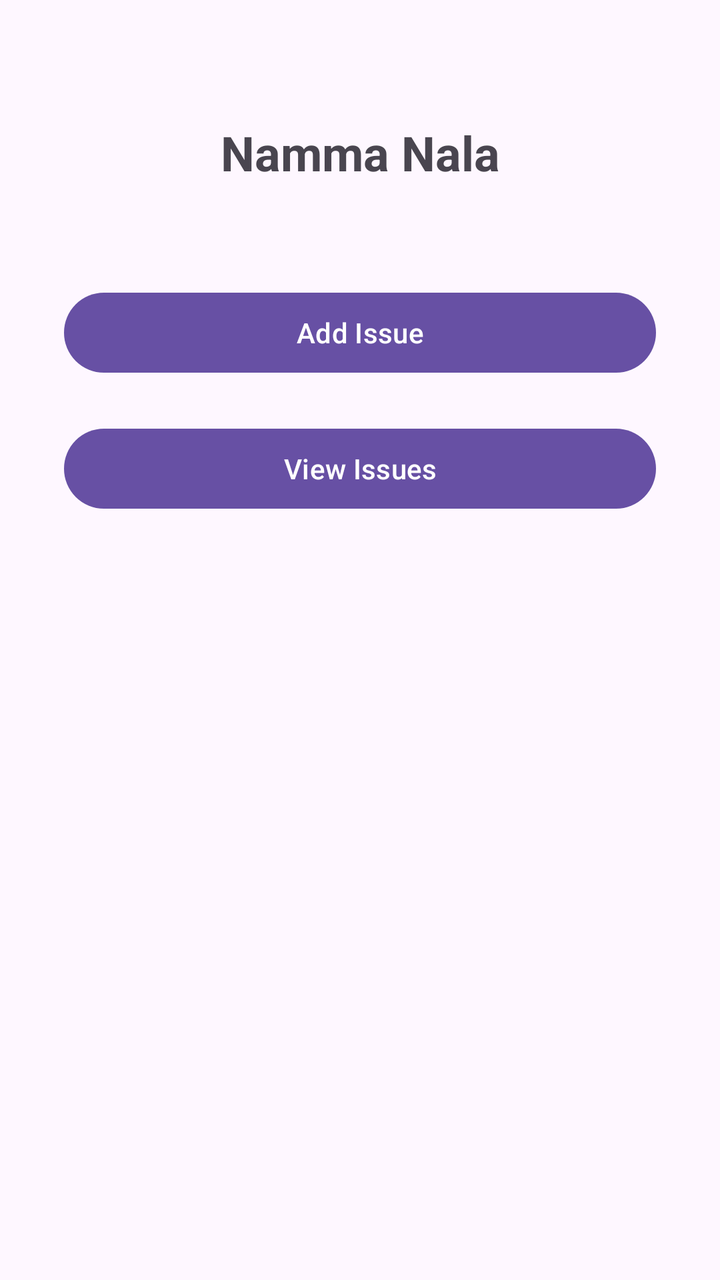
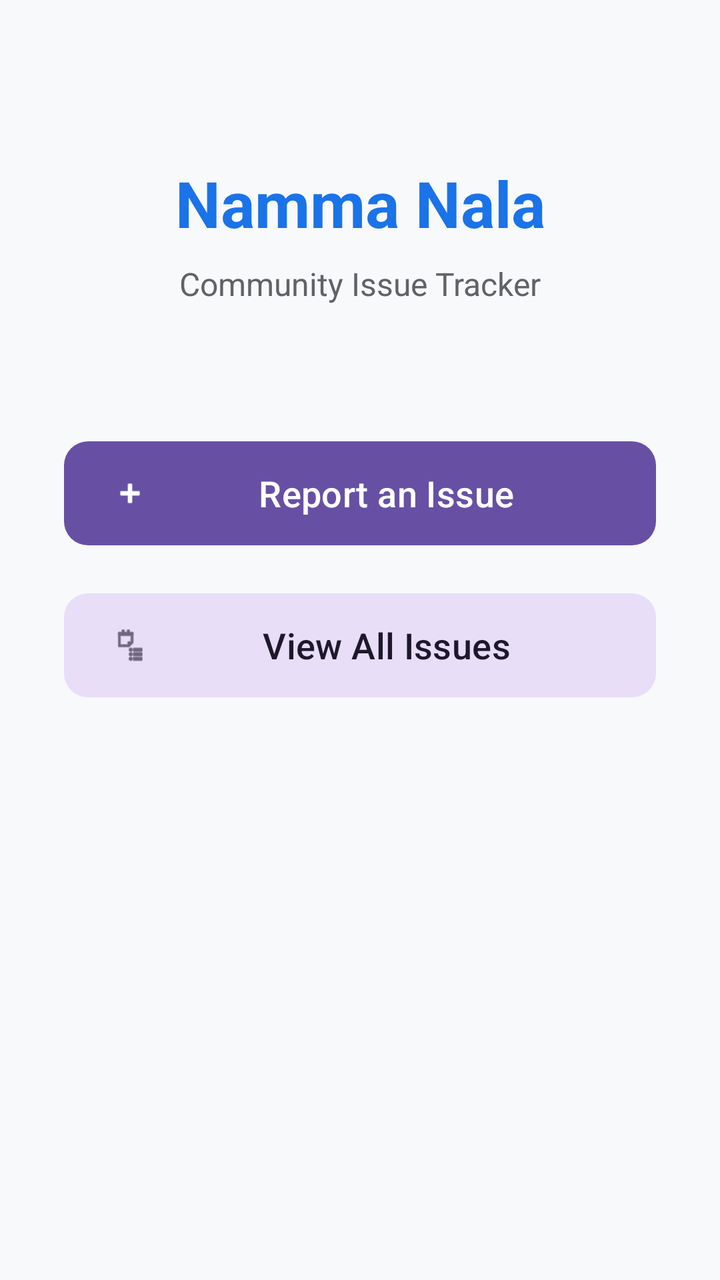

Two renders of the same Android screen: before a commit and after it. Below are the layout's source before the change and the commit's diff.
<!-- AndroidManifest.xml: application theme Theme.NammaNala1 -->
<!-- res/layout/activity_home.xml -->
<?xml version="1.0" encoding="utf-8"?>
<androidx.constraintlayout.widget.ConstraintLayout xmlns:android="http://schemas.android.com/apk/res/android"
    xmlns:app="http://schemas.android.com/apk/res-auto"
    xmlns:tools="http://schemas.android.com/tools"
    android:id="@+id/main"
    android:layout_width="match_parent"
    android:layout_height="match_parent"
    tools:context=".HomeActivity">

    
    <TextView
        android:id="@+id/titleHome"
        android:layout_width="wrap_content"
        android:layout_height="wrap_content"
        android:text="Namma Nala"
        android:textSize="24sp"
        android:textStyle="bold"
        app:layout_constraintTop_toTopOf="parent"
        app:layout_constraintStart_toStartOf="parent"
        app:layout_constraintEnd_toEndOf="parent"
        android:layout_marginTop="60dp"/>

    
    <Button
        android:id="@+id/btnAddIssue"
        android:layout_width="0dp"
        android:layout_height="wrap_content"
        android:text="Add Issue"
        app:layout_constraintTop_toBottomOf="@id/titleHome"
        app:layout_constraintStart_toStartOf="parent"
        app:layout_constraintEnd_toEndOf="parent"
        android:layout_marginTop="50dp"
        android:layout_marginStart="32dp"
        android:layout_marginEnd="32dp"/>

    
    <Button
        android:id="@+id/btnViewIssues"
        android:layout_width="0dp"
        android:layout_height="wrap_content"
        android:text="View Issues"
        app:layout_constraintTop_toBottomOf="@id/btnAddIssue"
        app:layout_constraintStart_toStartOf="parent"
        app:layout_constraintEnd_toEndOf="parent"
        android:layout_marginTop="20dp"
        android:layout_marginStart="32dp"
        android:layout_marginEnd="32dp"/>

</androidx.constraintlayout.widget.ConstraintLayout>
<!-- resources referenced by this layout -->
<resources>
  <style name="Theme.NammaNala1" parent="Base.Theme.NammaNala1" />
  <style name="Base.Theme.NammaNala1" parent="Theme.Material3.DayNight.NoActionBar">
          
          
      </style>
</resources>

<!-- the commit's change to res/layout/activity_home.xml (unified diff, before → after) -->
@@ -5,45 +5,65 @@
     android:id="@+id/main"
     android:layout_width="match_parent"
     android:layout_height="match_parent"
+    android:background="#F8F9FA"
     tools:context=".HomeActivity">
 
-    
     <TextView
-        android:id="@+id/titleHome"
+        android:id="@+id/tvAppTitle"
         android:layout_width="wrap_content"
         android:layout_height="wrap_content"
+        android:layout_marginTop="80dp"
         android:text="Namma Nala"
-        android:textSize="24sp"
+        android:textColor="#1A73E8"
+        android:textSize="32sp"
         android:textStyle="bold"
-        app:layout_constraintTop_toTopOf="parent"
+        app:layout_constraintEnd_toEndOf="parent"
         app:layout_constraintStart_toStartOf="parent"
+        app:layout_constraintTop_toTopOf="parent" />
+
+    <TextView
+        android:id="@+id/tvSubtitle"
+        android:layout_width="wrap_content"
+        android:layout_height="wrap_content"
+        android:layout_marginTop="8dp"
+        android:text="Community Issue Tracker"
+        android:textColor="#5F6368"
+        android:textSize="16sp"
         app:layout_constraintEnd_toEndOf="parent"
-        android:layout_marginTop="60dp"/>
+        app:layout_constraintStart_toStartOf="parent"
+        app:layout_constraintTop_toBottomOf="@id/tvAppTitle" />
 
-    
-    <Button
+    <com.google.android.material.button.MaterialButton
         android:id="@+id/btnAddIssue"
         android:layout_width="0dp"
-        android:layout_height="wrap_content"
-        android:text="Add Issue"
-        app:layout_constraintTop_toBottomOf="@id/titleHome"
+        android:layout_height="60dp"
+        android:layout_marginStart="32dp"
+        android:layout_marginTop="64dp"
+        android:layout_marginEnd="32dp"
+        android:text="Report an Issue"
+        android:textAllCaps="false"
+        android:textSize="18sp"
+        app:cornerRadius="12dp"
+        app:icon="@android:drawable/ic_input_add"
+        app:layout_constraintEnd_toEndOf="parent"
         app:layout_constraintStart_toStartOf="parent"
+        app:layout_constraintTop_toBottomOf="@id/tvSubtitle" />
+
+    <com.google.android.material.button.MaterialButton
+        android:id="@+id/btnViewIssues"
+        style="@style/Widget.Material3.Button.TonalButton"
+        android:layout_width="0dp"
+        android:layout_height="60dp"
+        android:layout_marginStart="32dp"
+        android:layout_marginTop="16dp"
+        android:layout_marginEnd="32dp"
+        android:text="View All Issues"
+        android:textAllCaps="false"
+        android:textSize="18sp"
+        app:cornerRadius="12dp"
+        app:icon="@android:drawable/ic_menu_agenda"
         app:layout_constraintEnd_toEndOf="parent"
-        android:layout_marginTop="50dp"
-        android:layout_marginStart="32dp"
-        android:layout_marginEnd="32dp"/>
-
-    
-    <Button
-        android:id="@+id/btnViewIssues"
-        android:layout_width="0dp"
-        android:layout_height="wrap_content"
-        android:text="View Issues"
-        app:layout_constraintTop_toBottomOf="@id/btnAddIssue"
         app:layout_constraintStart_toStartOf="parent"
-        app:layout_constraintEnd_toEndOf="parent"
-        android:layout_marginTop="20dp"
-        android:layout_marginStart="32dp"
-        android:layout_marginEnd="32dp"/>
+        app:layout_constraintTop_toBottomOf="@id/btnAddIssue" />
 
 </androidx.constraintlayout.widget.ConstraintLayout>
